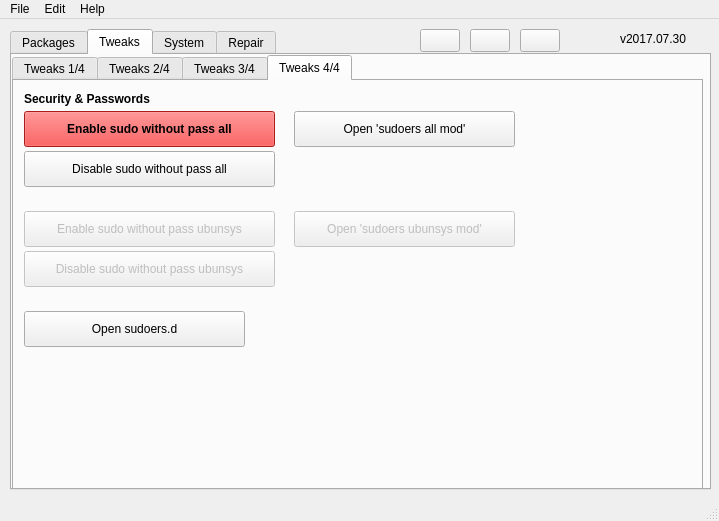
The window that mainwindow.ui (adgellida/ubunsys) describes before a commit, drawn with Qt 5.
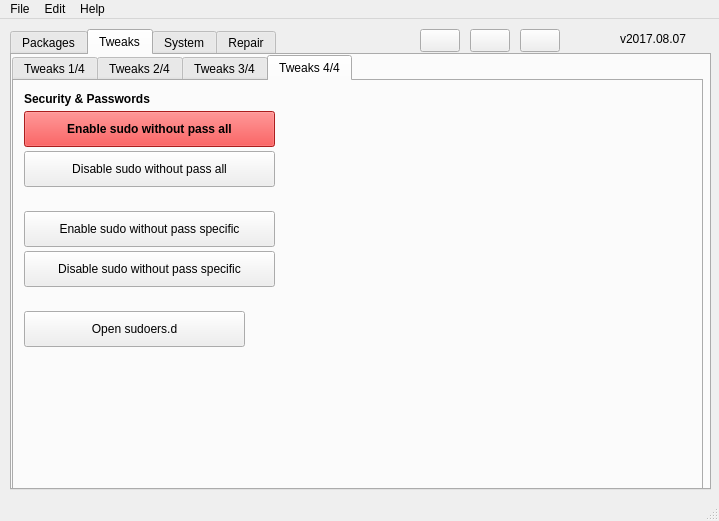
The same window after the commit. Icons and pictures are not drawn.

Diff of the .ui file:
```diff
--- a/mainwindow.ui
+++ b/mainwindow.ui
@@ -1689,38 +1689,7 @@
        </widget>
        <widget class="QPushButton" name="openSudoersUbunsysModButton">
         <property name="enabled">
-         <bool>false</bool>
-        </property>
-        <property name="geometry">
-         <rect>
-          <x>280</x>
-          <y>130</y>
-          <width>221</width>
-          <height>36</height>
-         </rect>
-        </property>
-        <property name="whatsThis">
-         <string/>
-        </property>
-        <property name="text">
-         <string>Open 'sudoers ubunsys mod'</string>
-        </property>
-        <property name="iconSize">
-         <size>
-          <width>30</width>
-          <height>30</height>
-         </size>
-        </property>
-        <property name="shortcut">
-         <string/>
-        </property>
-        <property name="checkable">
-         <bool>false</bool>
-        </property>
-       </widget>
-       <widget class="QPushButton" name="disableSudoWithoutPassUbunsysButton">
-        <property name="enabled">
-         <bool>false</bool>
+         <bool>true</bool>
         </property>
         <property name="geometry">
          <rect>
@@ -1734,7 +1703,7 @@
          <string/>
         </property>
         <property name="text">
-         <string>Disable sudo without pass ubunsys</string>
+         <string>Disable sudo without pass specific</string>
         </property>
         <property name="iconSize">
          <size>
@@ -1751,7 +1720,7 @@
        </widget>
        <widget class="QPushButton" name="enableSudoWithoutPassUbunsysButton">
         <property name="enabled">
-         <bool>false</bool>
+         <bool>true</bool>
         </property>
         <property name="geometry">
          <rect>
@@ -1775,35 +1744,7 @@
          <string>&lt;html&gt;&lt;head/&gt;&lt;body&gt;&lt;p&gt;&lt;br/&gt;&lt;/p&gt;&lt;/body&gt;&lt;/html&gt;</string>
         </property>
         <property name="text">
-         <string>Enable sudo without pass ubunsys</string>
-        </property>
-        <property name="iconSize">
-         <size>
-          <width>30</width>
-          <height>30</height>
-         </size>
-        </property>
-        <property name="shortcut">
-         <string/>
-        </property>
-        <property name="checkable">
-         <bool>false</bool>
-        </property>
-       </widget>
-       <widget class="QPushButton" name="openSudoersAllModButton">
-        <property name="geometry">
-         <rect>
-          <x>280</x>
-          <y>30</y>
-          <width>221</width>
-          <height>36</height>
-         </rect>
-        </property>
-        <property name="whatsThis">
-         <string/>
-        </property>
-        <property name="text">
-         <string>Open 'sudoers all mod'</string>
+         <string>Enable sudo without pass specific</string>
         </property>
         <property name="iconSize">
          <size>
@@ -3117,7 +3058,7 @@
      </rect>
     </property>
     <property name="text">
-     <string>v2017.07.30</string>
+     <string>v2017.08.07</string>
     </property>
    </widget>
    <widget class="QPushButton" name="updateAppButton">
```
Left out of the diff: 6 changed lines with no effect on the pictures.
